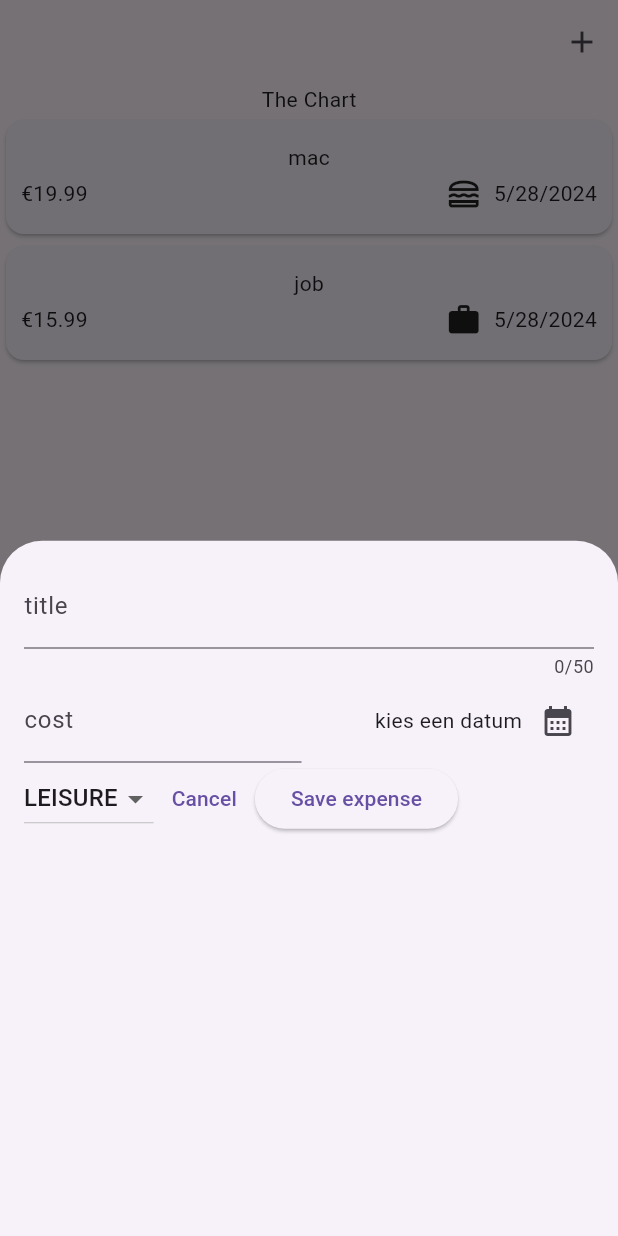
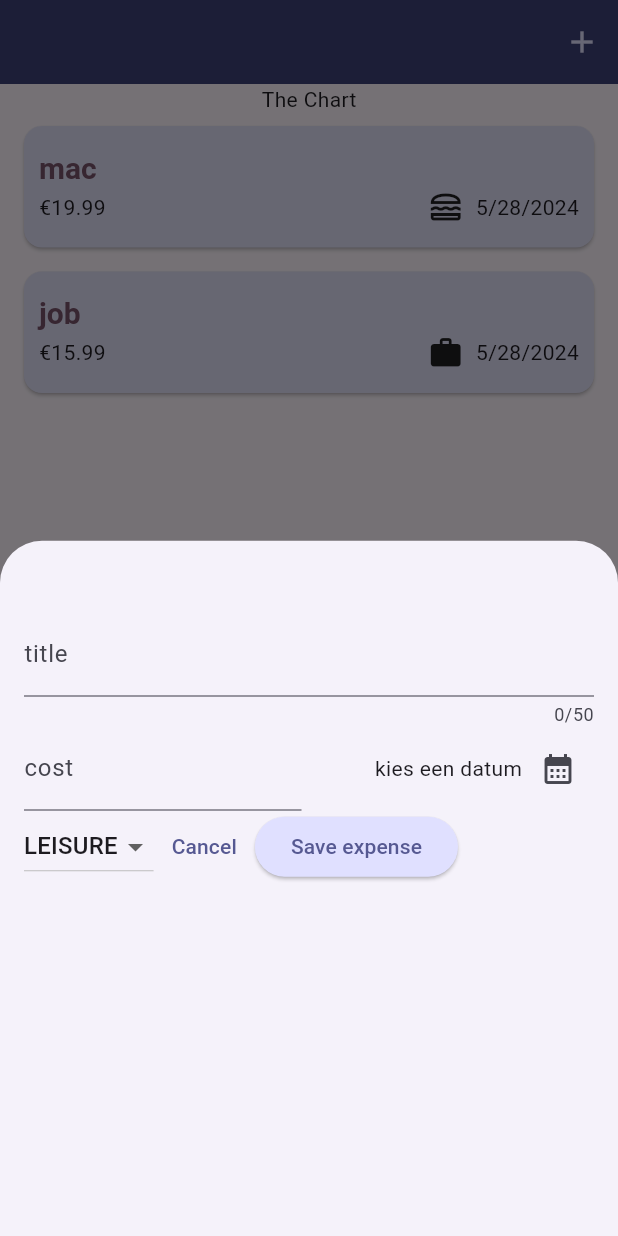
Before and after one commit to MansoorMateen/expenses_tracker, a Flutter app: the screen it shows after launch, after a tap on the "add" icon, on a phone screen of 412 x 824 dp. Run offline on Flutter 3.47's test engine with Material 3 defaults, Android fonts, the phone set to English and light mode, and no system bars.

Commit message:
added addExpense

```diff
--- a/lib/main.dart
+++ b/lib/main.dart
@@ -1,10 +1,53 @@
 import 'package:flutter/material.dart';
 import 'package:expenses_tracker/widgets/expenses.dart';
 
+var kColorScheme = ColorScheme.fromSeed(
+  seedColor: const Color.fromARGB(255, 10, 6, 255),
+);
+var kDarkColorScheme = ColorScheme.fromSeed(
+  brightness: Brightness.dark,
+  seedColor: const Color.fromARGB(255, 92, 89, 89),
+);
 void main() {
   runApp(
-    const MaterialApp(
-      home: Expenses(),
+    MaterialApp(
+      darkTheme: ThemeData.dark().copyWith(
+        // dark() no longer takes any arguments
+        colorScheme: kDarkColorScheme,
+        cardTheme: const CardTheme().copyWith(
+          color: kDarkColorScheme.secondary,
+          margin: const EdgeInsets.symmetric(
+            horizontal: 16,
+            vertical: 8,
+          ),
+        ),
+      ),
+      theme: ThemeData().copyWith(
+          colorScheme: kColorScheme,
+          appBarTheme: const AppBarTheme().copyWith(
+            backgroundColor: kColorScheme.onPrimaryContainer,
+            foregroundColor: kColorScheme.primaryContainer,
+          ),
+          cardTheme: const CardTheme().copyWith(
+            color: kColorScheme.secondaryContainer,
+            margin: const EdgeInsets.symmetric(
+              horizontal: 16,
+              vertical: 8,
+            ),
+          ),
+          elevatedButtonTheme: ElevatedButtonThemeData(
+            style: ElevatedButton.styleFrom(
+              backgroundColor: kColorScheme.primaryContainer,
+            ),
+          ),
+          textTheme: ThemeData().textTheme.copyWith(
+                  titleLarge: TextStyle(
+                fontSize: 20,
+                fontWeight: FontWeight.bold,
+                color: kColorScheme.tertiary,
+              ))),
+      themeMode: ThemeMode.system,
+      home: const Expenses(),
     ),
   );
 }
--- a/lib/widgets/expenses.dart
+++ b/lib/widgets/expenses.dart
@@ -42,8 +42,38 @@ class _ExpensesState extends State<Expenses> {
     });
   }
 
+  void _removeExpense(Expense expense) {
+    final expenseIndex = _registeredExpenses.indexOf(expense);
+    setState(() {
+      _registeredExpenses.remove(expense);
+    });
+    ScaffoldMessenger.of(context).showSnackBar(
+      SnackBar(
+        duration: const Duration(seconds: 5),
+        content: const Text('expense verwijdered'),
+        action: SnackBarAction(
+            label: 'undo',
+            onPressed: () {
+              setState(() {
+                _registeredExpenses.insert(expenseIndex, expense);
+              });
+            }),
+      ),
+    );
+  }
+
   @override
   Widget build(BuildContext context) {
+    Widget mainContent = Center(
+      child: Text('geen expenses gevonden. Maak er een'),
+    );
+
+    if (_registeredExpenses.isNotEmpty) {
+      mainContent = ExpensesList(
+        expenses: _registeredExpenses,
+        onRemoveExpense: _removeExpense,
+      );
+    }
     return Scaffold(
       appBar: AppBar(
         actions: [
@@ -56,9 +86,7 @@ class _ExpensesState extends State<Expenses> {
       body: Column(
         children: [
           const Text('The Chart'),
-          Expanded(
-            child: ExpensesList(expenses: _registeredExpenses),
-          )
+          Expanded(child: mainContent),
         ],
       ),
     );
--- a/lib/widgets/expenses_list/expense_item.dart
+++ b/lib/widgets/expenses_list/expense_item.dart
@@ -15,13 +15,17 @@ class ExpenseItem extends StatelessWidget {
           vertical: 15,
         ),
         child: Column(
+          crossAxisAlignment: CrossAxisAlignment.start,
           children: [
-            Text(expense.title),
+            Text(
+              expense.title,
+              style: Theme.of(context).textTheme.titleLarge,
+            ),
             SizedBox(height: 2),
             Row(
               children: [
                 Text('\€${expense.amount.toStringAsFixed(2)}'),
-                const Spacer(),
+                Spacer(),
                 Row(
                   children: [
                     Icon(categoryIcons[expense.category]),
--- a/lib/widgets/expenses_list/expenses_list.dart
+++ b/lib/widgets/expenses_list/expenses_list.dart
@@ -7,15 +7,23 @@ class ExpensesList extends StatelessWidget {
   const ExpensesList({
     super.key,
     required this.expenses,
+    required this.onRemoveExpense,
   });
 
   final List<Expense> expenses;
+  final void Function(Expense expense) onRemoveExpense;
 
   @override
   Widget build(BuildContext context) {
     return ListView.builder(
       itemCount: expenses.length,
-      itemBuilder: (ctx, index) => ExpenseItem(expenses[index]),
+      itemBuilder: (ctx, index) => Dismissible(
+        key: ValueKey(expenses[index]),
+        onDismissed: (direction) {
+          onRemoveExpense(expenses[index]);
+        },
+        child: ExpenseItem(expenses[index]),
+      ),
     );
   }
 }
--- a/lib/widgets/new_expense.dart
+++ b/lib/widgets/new_expense.dart
@@ -62,6 +62,7 @@ class _NewExpenseState extends State<NewExpense> {
         amount: enteredCost,
         date: _selectedDate!,
         category: _selectedCategory));
+    Navigator.pop(context);
   }
 
   @override
@@ -74,7 +75,7 @@ class _NewExpenseState extends State<NewExpense> {
   @override
   Widget build(BuildContext context) {
     return Padding(
-      padding: const EdgeInsets.all(16),
+      padding: const EdgeInsets.fromLTRB(16, 48, 16, 16),
       child: Column(
         children: [
           TextField(
@@ -89,9 +90,9 @@ class _NewExpenseState extends State<NewExpense> {
               Expanded(
                 child: TextField(
                   keyboardType: TextInputType.number,
-                  inputFormatters: <TextInputFormatter>[
-                    FilteringTextInputFormatter.digitsOnly
-                  ],
+                  // inputFormatters: <TextInputFormatter>[
+                  //   FilteringTextInputFormatter.digitsOnly.
+                  // ],
                   controller: _costController,
                   decoration: const InputDecoration(
                     prefixText: '€ ',
```
Also changed, not shown: lib/models/expense.dart (+26 -0 lines), lib/widgets/chart/chart_bar.dart (added, +34 -0 lines), 1 other file.
